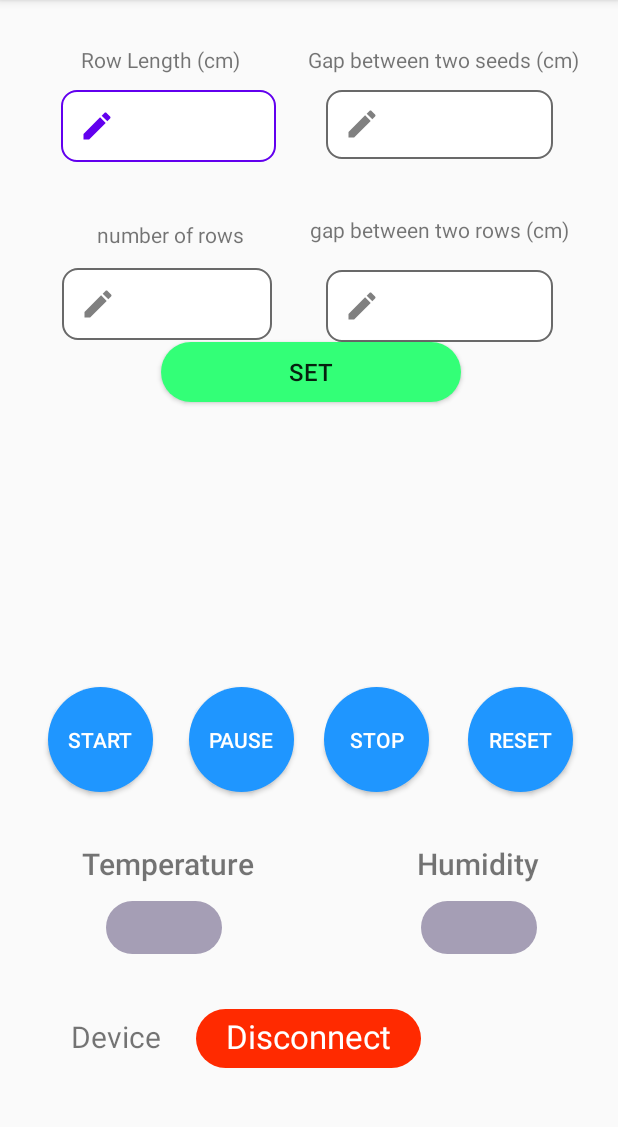
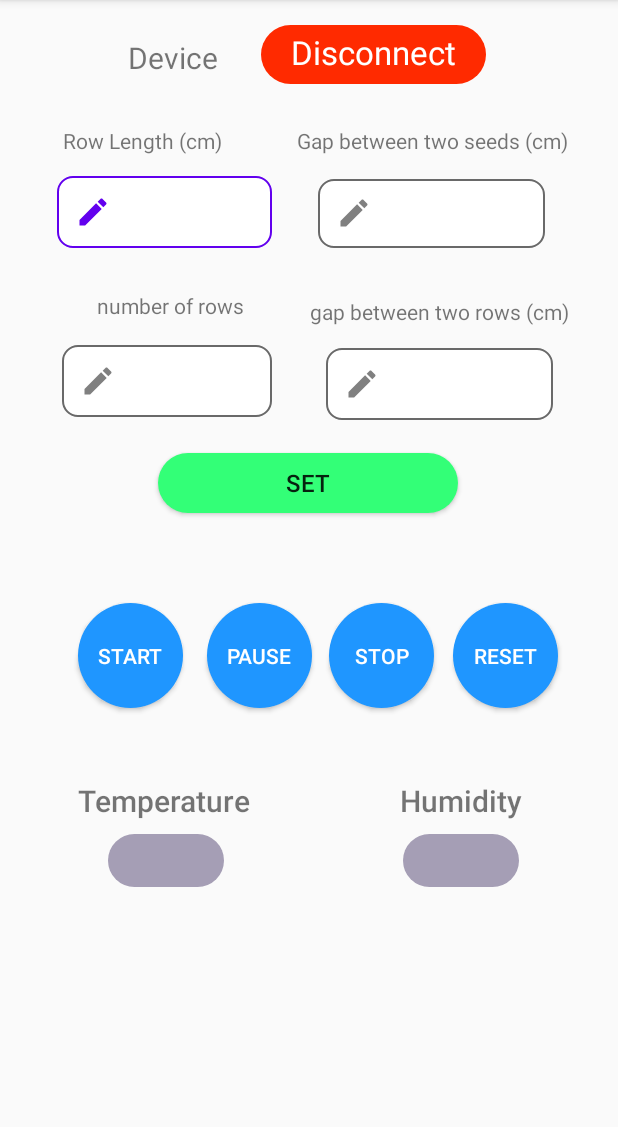
Before and after one commit to Nipun-Dew/AgriBot_mobile_app, an Android app: the MainActivity screen opened directly, with no data from a screen before it, on a phone screen of 412 x 824 dp, the part 84-1211 px from its top. Run offline under Robolectric (Android 15) with nearby library versions, the phone set to English and light mode, and no system bars; our stand-ins replace Firebase (no records; nobody signed in at launch, a user with empty details on screens opened directly); libraries missing offline, so code that uses them is left out: org.eclipse.paho; 10 statements that could not run were skipped.

Commit message:
new activity for temp,humidity, change constraints of layouts

```diff
--- a/app/src/main/AndroidManifest.xml
+++ b/app/src/main/AndroidManifest.xml
@@ -14,6 +14,7 @@
         android:roundIcon="@mipmap/ic_launcher_round"
         android:supportsRtl="true"
         android:theme="@style/AppTheme">
+        <activity android:name=".SensorDataActivity"></activity>
         <activity android:name=".DeviceInfoActivity" />
         <activity android:name=".LoginActivity">
             <intent-filter>
--- a/app/src/main/java/com/example/agribot/LoginActivity.java
+++ b/app/src/main/java/com/example/agribot/LoginActivity.java
@@ -86,6 +86,9 @@ public class LoginActivity extends AppCompatActivity {
             @Override
             public void onCancelled(@NonNull DatabaseError error) {
                 System.out.println(error.getCode());
+                userProductId.setText("");
+                userPassword.setText("");
+                Toast.makeText(LoginActivity.this, "Login Failed!", Toast.LENGTH_SHORT).show();
             }
         });
     }
--- a/app/src/main/java/com/example/agribot/MainActivity.java
+++ b/app/src/main/java/com/example/agribot/MainActivity.java
@@ -41,6 +41,8 @@ public class MainActivity extends AppCompatActivity implements MqttCallback {
     String topic = userTopic;
     private MqttClient client;
     private TextView deviceStat;
+    public static String tempDataVar = "";
+    public static String humDataVar = "";
 
     public void publishStartSignalToBroker(View view) {
         try {
@@ -195,6 +197,7 @@ public class MainActivity extends AppCompatActivity implements MqttCallback {
                 break;
             }
             case R.id.settingsMenu: {
+                startActivity(new Intent(MainActivity.this, SensorDataActivity.class));
                 break;
             }
             case R.id.deviceInfo: {
@@ -226,11 +229,13 @@ public class MainActivity extends AppCompatActivity implements MqttCallback {
         if (inputTopic.equals(topic + "/Sensor/Temperature")) {
             TextView tempData = findViewById(R.id.textViewTempVal);
             tempData.setText(payload);
+            tempDataVar = payload;
             Log.d(TAG, payload);
         }
         if (inputTopic.equals(topic + "/Sensor/Humidity")) {
             TextView humidData = findViewById(R.id.textViewHumVal);
             humidData.setText(payload);
+            humDataVar = payload;
             Log.d(TAG, payload);
         }
         if (inputTopic.equals(topic + "/willtest")) {
--- a/app/src/main/res/layout/activity_main.xml
+++ b/app/src/main/res/layout/activity_main.xml
@@ -10,89 +10,92 @@
         android:id="@+id/textViewTemp"
         android:layout_width="186dp"
         android:layout_height="38dp"
-       android:layout_marginBottom="168dp"
+        android:layout_marginTop="48dp"
         android:fontFamily="sans-serif-medium"
         android:text="Temperature"
         android:textAlignment="center"
         android:textSize="20sp"
-       app:layout_constraintBottom_toBottomOf="parent"
         app:layout_constraintEnd_toEndOf="parent"
-       app:layout_constraintHorizontal_bias="0.084"
+        app:layout_constraintHorizontal_bias="0.071"
         app:layout_constraintStart_toStartOf="parent"
+        app:layout_constraintTop_toBottomOf="@+id/button"
         tools:ignore="HardcodedText" />
 
     <TextView
         android:id="@+id/textViewHum"
         android:layout_width="186dp"
         android:layout_height="38dp"
-       android:layout_marginBottom="168dp"
+        android:layout_marginTop="48dp"
         android:fontFamily="sans-serif-medium"
         android:text="Humidity"
         android:textAlignment="center"
         android:textSize="20sp"
-       app:layout_constraintBottom_toBottomOf="parent"
         app:layout_constraintEnd_toEndOf="parent"
-       app:layout_constraintHorizontal_bias="1.0"
-       app:layout_constraintStart_toStartOf="parent"
+        app:layout_constraintHorizontal_bias="0.521"
+        app:layout_constraintStart_toEndOf="@+id/textViewTemp"
+        app:layout_constraintTop_toBottomOf="@+id/button3"
         tools:ignore="HardcodedText" />
+
+    <Button
+        android:id="@+id/button2"
+        android:layout_width="70dp"
+        android:layout_height="70dp"
+        android:layout_marginTop="100dp"
+        android:background="@drawable/custom_control_btn"
+        android:onClick="publishPauseSignalToBroker"
+        android:text="@string/pause"
+        android:textColor="@android:color/white"
+        app:layout_constraintEnd_toEndOf="@+id/button5"
+        app:layout_constraintHorizontal_bias="0.14"
+        app:layout_constraintStart_toEndOf="@+id/button"
+        app:layout_constraintTop_toTopOf="@+id/button5" />
+
+    <Button
+        android:id="@+id/button3"
+        android:layout_width="70dp"
+        android:layout_height="70dp"
+        android:layout_marginTop="100dp"
+        android:layout_marginEnd="16dp"
+        android:background="@drawable/custom_control_btn"
+        android:onClick="publishStopSignalToBroker"
+        android:text="@string/stop"
+        android:textColor="@android:color/white"
+        app:layout_constraintEnd_toEndOf="@+id/button5"
+        app:layout_constraintTop_toTopOf="@+id/button5" />
+
+    <Button
+        android:id="@+id/button4"
+        android:layout_width="70dp"
+        android:layout_height="70dp"
+        android:layout_marginTop="100dp"
+        android:layout_marginEnd="16dp"
+        android:background="@drawable/custom_control_btn"
+        android:onClick="publishResetSignalToBroker"
+        android:text="@string/reset"
+        android:textColor="@android:color/white"
+        app:layout_constraintEnd_toEndOf="parent"
+        app:layout_constraintHorizontal_bias="0.351"
+        app:layout_constraintStart_toEndOf="@+id/button3"
+        app:layout_constraintTop_toTopOf="@+id/button5" />
 
     <Button
         android:id="@+id/button"
         android:layout_width="70dp"
         android:layout_height="70dp"
-        android:layout_marginStart="32dp"
-        android:layout_marginBottom="240dp"
+        android:layout_marginStart="52dp"
+        android:layout_marginTop="100dp"
         android:background="@drawable/custom_control_btn"
         android:onClick="publishStartSignalToBroker"
         android:text="@string/start"
         android:textColor="@android:color/white"
-        app:layout_constraintBottom_toBottomOf="parent"
-        app:layout_constraintStart_toStartOf="parent" />
-
-    <Button
-        android:id="@+id/button2"
-        android:layout_width="70dp"
-        android:layout_height="70dp"
-        android:layout_marginEnd="216dp"
-        android:layout_marginBottom="240dp"
-        android:background="@drawable/custom_control_btn"
-        android:onClick="publishPauseSignalToBroker"
-        android:text="@string/pause"
-        android:textColor="@android:color/white"
-        app:layout_constraintBottom_toBottomOf="parent"
-        app:layout_constraintEnd_toEndOf="parent" />
-
-    <Button
-        android:id="@+id/button3"
-        android:layout_width="70dp"
-        android:layout_height="70dp"
-        android:layout_marginStart="216dp"
-        android:layout_marginBottom="240dp"
-        android:background="@drawable/custom_control_btn"
-        android:onClick="publishStopSignalToBroker"
-        android:text="@string/stop"
-        android:textColor="@android:color/white"
-        app:layout_constraintBottom_toBottomOf="parent"
-        app:layout_constraintStart_toStartOf="parent" />
-
-    <Button
-        android:id="@+id/button4"
-        android:layout_width="70dp"
-        android:layout_height="70dp"
-        android:layout_marginStart="312dp"
-        android:layout_marginBottom="240dp"
-        android:background="@drawable/custom_control_btn"
-        android:onClick="publishResetSignalToBroker"
-        android:text="@string/reset"
-        android:textColor="@android:color/white"
-        app:layout_constraintBottom_toBottomOf="parent"
-        app:layout_constraintStart_toStartOf="parent" />
+        app:layout_constraintStart_toStartOf="parent"
+        app:layout_constraintTop_toTopOf="@+id/button5" />
 
     <EditText
         android:id="@+id/editText1"
         android:layout_width="143dp"
         android:layout_height="48dp"
-        android:layout_marginTop="60dp"
+        android:layout_marginTop="12dp"
         android:autofillHints=""
         android:background="@drawable/input_box"
         android:drawableStart="@drawable/edit_icon"
@@ -101,28 +104,26 @@
         android:inputType="number"
         android:paddingStart="12dp"
         android:paddingEnd="12dp"
-        app:layout_constraintEnd_toEndOf="parent"
-        app:layout_constraintHorizontal_bias="0.152"
-        app:layout_constraintStart_toStartOf="parent"
-        app:layout_constraintTop_toTopOf="parent" />
+        app:layout_constraintEnd_toEndOf="@+id/textViewRL"
+        app:layout_constraintTop_toBottomOf="@+id/textViewRL" />
 
     <EditText
         android:id="@+id/editText2"
         android:layout_width="151dp"
         android:layout_height="46dp"
-        android:layout_marginTop="60dp"
+        android:layout_marginTop="16dp"
         android:autofillHints=""
         android:background="@drawable/input_box"
-        android:ems="10"
         android:drawableStart="@drawable/edit_icon"
         android:drawablePadding="12dp"
+        android:ems="10"
         android:inputType="number"
         android:paddingStart="12dp"
         android:paddingEnd="12dp"
-        app:layout_constraintEnd_toEndOf="parent"
-        app:layout_constraintHorizontal_bias="0.434"
+        app:layout_constraintEnd_toEndOf="@+id/textViewSG"
+        app:layout_constraintHorizontal_bias="0.673"
         app:layout_constraintStart_toEndOf="@+id/editText1"
-        app:layout_constraintTop_toTopOf="parent" />
+        app:layout_constraintTop_toBottomOf="@+id/textViewSG" />
 
     <EditText
         android:id="@+id/editText3"
@@ -166,39 +167,36 @@
         android:id="@+id/button5"
         android:layout_width="200dp"
         android:layout_height="40dp"
-        android:layout_marginTop="228dp"
+        android:layout_marginTop="24dp"
         android:background="@drawable/custom_default_btn"
         android:onClick="publishMapDataToBroker"
         android:text="@string/set"
         android:textSize="16sp"
-        app:layout_constraintEnd_toEndOf="parent"
-        app:layout_constraintHorizontal_bias="0.506"
-        app:layout_constraintStart_toStartOf="parent"
-        app:layout_constraintTop_toTopOf="parent" />
+        app:layout_constraintEnd_toEndOf="@+id/editText4"
+        app:layout_constraintStart_toStartOf="@+id/editText3"
+        app:layout_constraintTop_toBottomOf="@+id/editText3" />
 
     <TextView
         android:id="@+id/textViewRL"
         android:layout_width="139dp"
         android:layout_height="21dp"
+        android:layout_marginTop="84dp"
         android:text="@string/row_length_cm"
-        app:layout_constraintBottom_toTopOf="@+id/editText1"
         app:layout_constraintEnd_toEndOf="parent"
-        app:layout_constraintHorizontal_bias="0.198"
+        app:layout_constraintHorizontal_bias="0.154"
         app:layout_constraintStart_toStartOf="parent"
-        app:layout_constraintTop_toTopOf="parent"
-        app:layout_constraintVertical_bias="0.769" />
+        app:layout_constraintTop_toTopOf="parent" />
 
     <TextView
         android:id="@+id/textViewSG"
         android:layout_width="wrap_content"
         android:layout_height="wrap_content"
+        android:layout_marginTop="84dp"
         android:text="@string/gap_between_two_seeds_cm"
-        app:layout_constraintBottom_toTopOf="@+id/editText2"
         app:layout_constraintEnd_toEndOf="parent"
-        app:layout_constraintHorizontal_bias="0.317"
+        app:layout_constraintHorizontal_bias="0.333"
         app:layout_constraintStart_toEndOf="@+id/textViewRL"
-        app:layout_constraintTop_toTopOf="parent"
-        app:layout_constraintVertical_bias="0.731" />
+        app:layout_constraintTop_toTopOf="parent" />
 
     <TextView
         android:id="@+id/textViewNR"
@@ -228,59 +226,60 @@
         android:id="@+id/textViewDeviceStat"
         android:layout_width="150dp"
         android:layout_height="39dp"
-        android:layout_marginBottom="56dp"
+        android:layout_marginStart="4dp"
+        android:layout_marginBottom="28dp"
         android:background="@drawable/ic_disconnected"
         android:paddingTop="3dp"
         android:text="Disconnect"
         android:textAlignment="center"
         android:textColor="@android:color/white"
         android:textSize="22sp"
-        app:layout_constraintBottom_toBottomOf="parent"
-        app:layout_constraintEnd_toEndOf="parent"
-        app:layout_constraintHorizontal_bias="0.498"
-        app:layout_constraintStart_toStartOf="parent" />
+        app:layout_constraintBottom_toTopOf="@+id/textViewSG"
+        app:layout_constraintEnd_toEndOf="@+id/textViewSG"
+        app:layout_constraintHorizontal_bias="0.161"
+        app:layout_constraintStart_toEndOf="@+id/textViewDevice" />
 
     <TextView
         android:id="@+id/textViewDevice"
         android:layout_width="89dp"
         android:layout_height="31dp"
-        android:layout_marginBottom="59dp"
+        android:layout_marginStart="28dp"
+        android:layout_marginBottom="28dp"
         android:text="Device"
         android:textAlignment="center"
         android:textSize="20sp"
-        app:layout_constraintBottom_toBottomOf="parent"
-        app:layout_constraintEnd_toStartOf="@+id/textViewDeviceStat"
-        app:layout_constraintHorizontal_bias="0.78"
-        app:layout_constraintStart_toStartOf="parent" />
+        app:layout_constraintBottom_toTopOf="@+id/textViewRL"
+        app:layout_constraintStart_toStartOf="@+id/textViewRL" />
 
     <TextView
         android:id="@+id/textViewTempVal"
         android:layout_width="77dp"
         android:layout_height="35dp"
-       android:layout_marginBottom="132dp"
+        android:layout_marginStart="52dp"
+        android:layout_marginTop="36dp"
+        android:background="@drawable/ic_sensor"
         android:paddingTop="6dp"
         android:text=""
         android:textAlignment="center"
         android:textColor="@android:color/white"
-       android:background="@drawable/ic_sensor"
-       app:layout_constraintBottom_toBottomOf="parent"
-       app:layout_constraintEnd_toEndOf="parent"
-       app:layout_constraintHorizontal_bias="0.212"
-       app:layout_constraintStart_toStartOf="parent" />
+        app:layout_constraintEnd_toStartOf="@+id/textViewHumVal"
+        app:layout_constraintHorizontal_bias="0.032"
+        app:layout_constraintStart_toStartOf="@+id/textViewTemp"
+        app:layout_constraintTop_toTopOf="@+id/textViewTemp" />
 
     <TextView
         android:id="@+id/textViewHumVal"
         android:layout_width="77dp"
         android:layout_height="35dp"
-       android:layout_marginBottom="132dp"
+        android:layout_marginTop="36dp"
         android:background="@drawable/ic_sensor"
         android:paddingTop="6dp"
         android:text=""
         android:textAlignment="center"
         android:textColor="@android:color/white"
-       app:layout_constraintBottom_toBottomOf="parent"
         app:layout_constraintEnd_toEndOf="parent"
-       app:layout_constraintHorizontal_bias="0.838"
-        app:layout_constraintStart_toStartOf="parent" />
+        app:layout_constraintHorizontal_bias="0.452"
+        app:layout_constraintStart_toStartOf="@+id/textViewHum"
+        app:layout_constraintTop_toTopOf="@+id/textViewHum" />
 
 </androidx.constraintlayout.widget.ConstraintLayout>
```
Also changed, not shown: app/src/main/java/com/example/agribot/SensorDataActivity.java (added, +28 -0 lines), app/src/main/res/layout/activity_login.xml (+29 -33 lines), app/src/main/res/layout/activity_sensor_data.xml (added, +32 -0 lines). Lines whose indentation alone changed are shown as unchanged.
